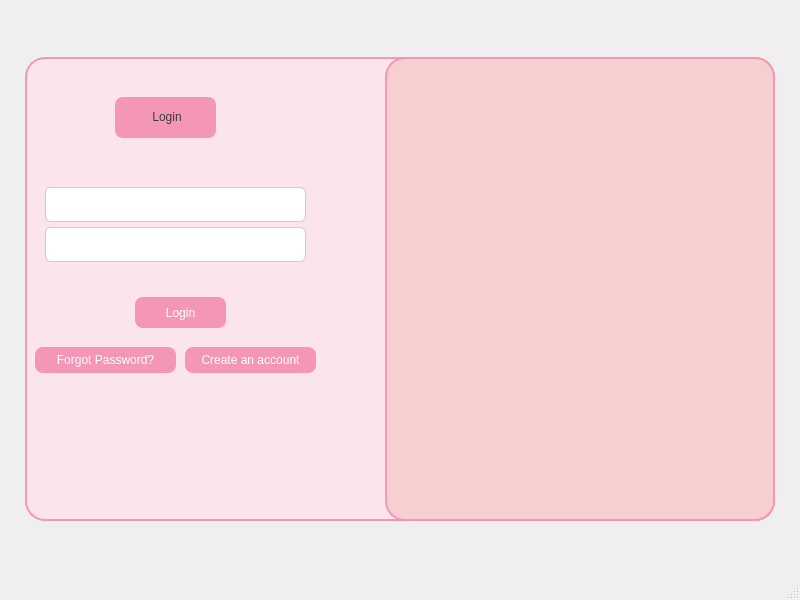
First picture: the form in loginpage.ui, repository sangya23/Periodcare, before the edit.
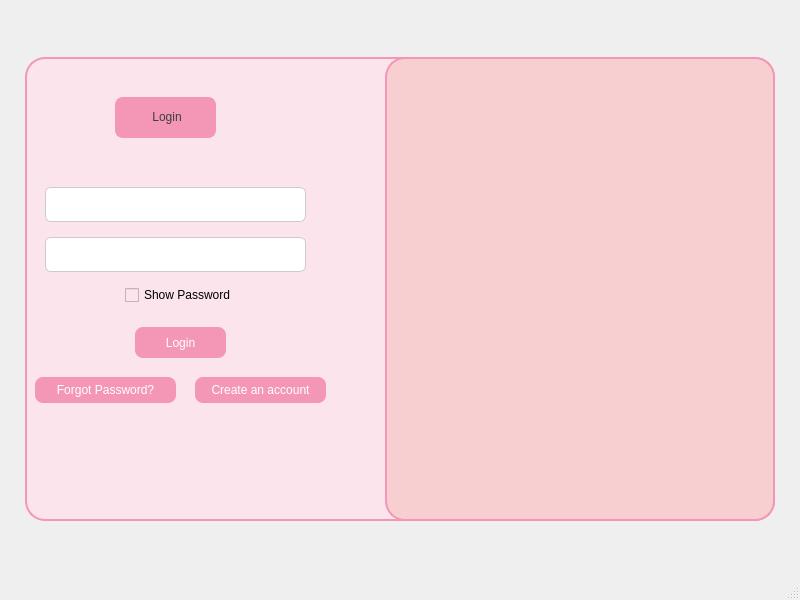
Second picture: the form after the edit. Icons and pictures are not drawn.

Patch:
```diff
--- a/loginpage.ui
+++ b/loginpage.ui
@@ -69,7 +69,7 @@
        <property name="geometry">
         <rect>
          <x>110</x>
-         <y>240</y>
+         <y>270</y>
          <width>91</width>
          <height>31</height>
         </rect>
@@ -142,7 +142,7 @@
        <property name="geometry">
         <rect>
          <x>20</x>
-         <y>170</y>
+         <y>180</y>
          <width>261</width>
          <height>35</height>
         </rect>
@@ -204,8 +204,8 @@
       <widget class="QPushButton" name="createaccount">
        <property name="geometry">
         <rect>
-         <x>160</x>
-         <y>290</y>
+         <x>170</x>
+         <y>320</y>
          <width>131</width>
          <height>26</height>
         </rect>
@@ -234,7 +234,7 @@
        <property name="geometry">
         <rect>
          <x>10</x>
-         <y>290</y>
+         <y>320</y>
          <width>141</width>
          <height>26</height>
         </rect>
@@ -259,6 +259,22 @@
         <string>Forgot Password?</string>
        </property>
       </widget>
+      <widget class="QCheckBox" name="showPasswordCheckBox">
+       <property name="geometry">
+        <rect>
+         <x>100</x>
+         <y>230</y>
+         <width>121</width>
+         <height>16</height>
+        </rect>
+       </property>
+       <property name="styleSheet">
+        <string notr="true">background-color: #fce4ec;</string>
+       </property>
+       <property name="text">
+        <string>Show Password</string>
+       </property>
+      </widget>
       <zorder>label_2</zorder>
       <zorder>lOGIN</zorder>
       <zorder>label</zorder>
```
Left out of the diff: 1 changed line with no effect on the pictures.
